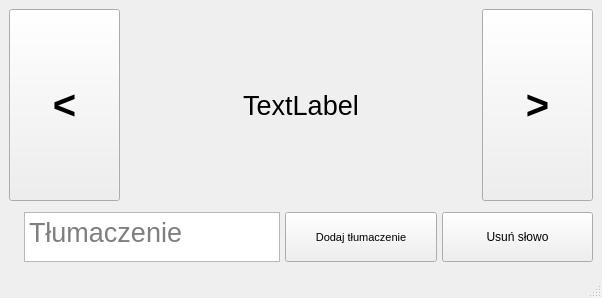
This is visulalisation_module/no_translation_list.ui in lewelyn7/Python-subtitles-translator as Qt 5 draws it before an edit. The edited form follows.
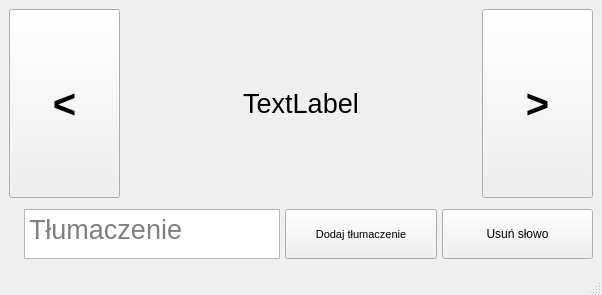
This is the edited form.

What changed in the file:
```diff
--- a/visulalisation_module/no_translation_list.ui
+++ b/visulalisation_module/no_translation_list.ui
@@ -7,7 +7,7 @@
     <x>0</x>
     <y>0</y>
     <width>602</width>
-    <height>298</height>
+    <height>295</height>
    </rect>
   </property>
   <property name="windowTitle">
```
